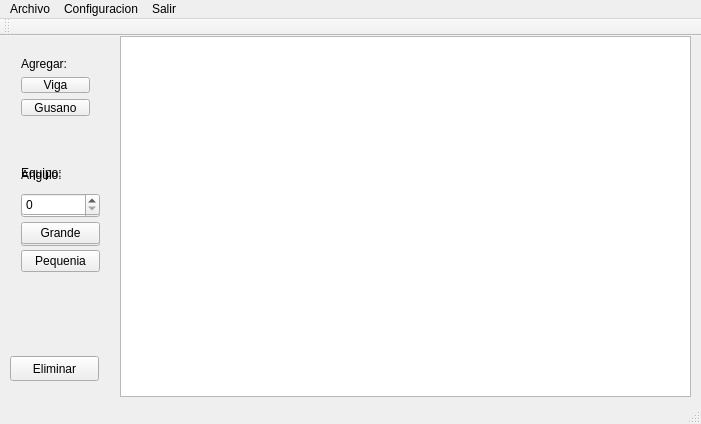
Before: the Qt Designer form editor/ui/mainwindow.ui in FrancoLiberali/Worms-TallerI, drawn with Qt 5.
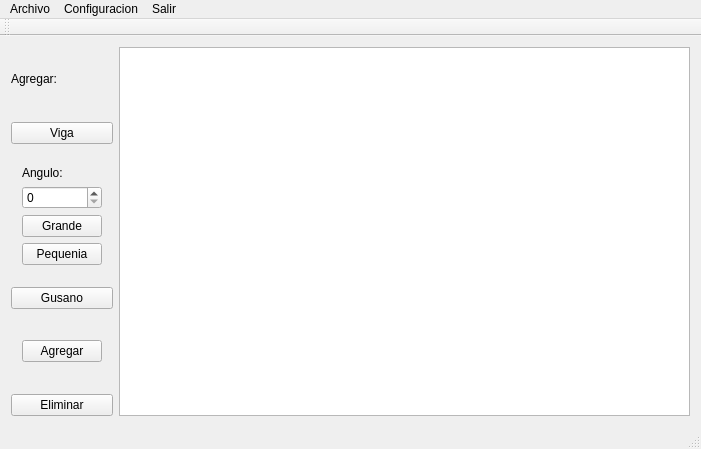
After: the same form once the commit is applied. Icons and pictures are not drawn.

Commit message:
Tuning del editor. Responsive, elimino equipo al crear gusano.
Para la compilacion hace falta colocar su host para el archivo YAML (por
problemas de linkeo que solucionare mas tarde). El archivo se encuentra
en editor/src/recursos/default_armo.yaml.

The edit to the form file:
```diff
--- a/editor/ui/mainwindow.ui
+++ b/editor/ui/mainwindow.ui
@@ -7,33 +7,35 @@
     <x>0</x>
     <y>0</y>
     <width>701</width>
-    <height>424</height>
+    <height>449</height>
    </rect>
   </property>
   <property name="windowTitle">
    <string>MainWindow</string>
   </property>
   <widget class="QWidget" name="centralWidget">
-   <widget class="QGraphicsView" name="graphicsView">
-    <property name="geometry">
-     <rect>
-      <x>120</x>
-      <y>0</y>
-      <width>571</width>
-      <height>361</height>
-     </rect>
-    </property>
-   </widget>
-   <widget class="QWidget" name="layoutWidget">
-    <property name="geometry">
-     <rect>
-      <x>10</x>
-      <y>10</y>
-      <width>91</width>
-      <height>81</height>
-     </rect>
-    </property>
+   <layout class="QHBoxLayout" name="horizontalLayout_2">
+    <item>
+     <layout class="QHBoxLayout" name="horizontalLayout">
+      <item>
+       <layout class="QVBoxLayout" name="verticalLayout_3">
+        <item>
     <layout class="QVBoxLayout" name="verticalLayout">
+          <property name="spacing">
+           <number>11</number>
+          </property>
+          <property name="sizeConstraint">
+           <enum>QLayout::SetDefaultConstraint</enum>
+          </property>
+          <property name="leftMargin">
+           <number>0</number>
+          </property>
+          <property name="topMargin">
+           <number>0</number>
+          </property>
+          <property name="rightMargin">
+           <number>0</number>
+          </property>
      <item>
       <widget class="QLabel" name="label">
        <property name="text">
@@ -43,61 +45,36 @@
      </item>
      <item>
       <widget class="QPushButton" name="pushButton">
+            <property name="cursor">
+             <cursorShape>PointingHandCursor</cursorShape>
+            </property>
+            <property name="styleSheet">
+             <string notr="true">#upLeft {
+ background-color: transparent; 
+border-image: url(:/img/recursos/viga.png); 
+background: none; border: none;
+ background-repeat: none; 
+}
+ #upLeft:pressed {
+ border-image: url(:/img/recursos/viga.png);
+ }</string>
+            </property>
        <property name="text">
         <string>Viga</string>
        </property>
-      </widget>
-     </item>
-     <item>
-      <widget class="QPushButton" name="pushButton_2">
-       <property name="text">
-        <string>Gusano</string>
-       </property>
-      </widget>
-     </item>
-    </layout>
-   </widget>
-   <widget class="QWidget" name="gusano_leyout" native="true">
-    <property name="geometry">
-     <rect>
-      <x>10</x>
-      <y>110</y>
-      <width>101</width>
-      <height>111</height>
-     </rect>
-    </property>
-    <property name="acceptDrops">
-     <bool>false</bool>
-    </property>
-    <layout class="QVBoxLayout" name="gusano_layout">
-     <item>
-      <widget class="QLabel" name="label_2">
-       <property name="text">
-        <string>Equipo:</string>
-       </property>
+            <property name="iconSize">
+             <size>
+              <width>100</width>
+              <height>20</height>
+             </size>
+            </property>
+            <property name="shortcut">
+             <string notr="true"/>
+            </property>
       </widget>
      </item>
      <item>
-      <widget class="QSpinBox" name="spinBox"/>
-     </item>
-     <item>
-      <widget class="QPushButton" name="pushButton_3">
-       <property name="text">
-        <string>Agregar</string>
-       </property>
-      </widget>
-     </item>
-    </layout>
-   </widget>
    <widget class="QWidget" name="viga_layout" native="true">
-    <property name="geometry">
-     <rect>
-      <x>10</x>
-      <y>116</y>
-      <width>101</width>
-      <height>131</height>
-     </rect>
-    </property>
     <layout class="QVBoxLayout" name="verticalLayout_2">
      <item>
       <widget class="QLabel" name="label_3">
@@ -111,6 +88,18 @@
      </item>
      <item>
       <widget class="QPushButton" name="pushButton_4">
+               <property name="styleSheet">
+                <string notr="true">#upLeft {
+ background-color: transparent;
+ border-image: url(:/img/recursos/gusano1.png);
+ background: none; 
+border: none; 
+background-repeat: none; 
+} 
+#upLeft:pressed { 
+border-image:  url(:/img/recursos/gusano1.png); 
+}</string>
+               </property>
        <property name="text">
         <string>Grande</string>
        </property>
@@ -125,19 +114,60 @@
      </item>
     </layout>
    </widget>
+          </item>
+          <item>
+           <widget class="QPushButton" name="pushButton_2">
+            <property name="cursor">
+             <cursorShape>PointingHandCursor</cursorShape>
+            </property>
+            <property name="text">
+             <string>Gusano</string>
+            </property>
+           </widget>
+          </item>
+          <item>
+           <widget class="QWidget" name="gusano_leyout" native="true">
+            <property name="acceptDrops">
+             <bool>false</bool>
+            </property>
+            <layout class="QVBoxLayout" name="gusano_layout">
+             <item>
+              <widget class="QPushButton" name="pushButton_3">
+               <property name="cursor">
+                <cursorShape>PointingHandCursor</cursorShape>
+               </property>
+               <property name="text">
+                <string>Agregar</string>
+               </property>
+              </widget>
+             </item>
+            </layout>
+           </widget>
+          </item>
+          <item>
    <widget class="QPushButton" name="pushButton_6">
-    <property name="geometry">
-     <rect>
-      <x>10</x>
-      <y>320</y>
-      <width>89</width>
-      <height>25</height>
-     </rect>
+            <property name="cursor">
+             <cursorShape>PointingHandCursor</cursorShape>
     </property>
     <property name="text">
      <string>Eliminar</string>
     </property>
    </widget>
+          </item>
+         </layout>
+        </item>
+       </layout>
+      </item>
+      <item>
+       <widget class="QGraphicsView" name="graphicsView">
+        <property name="mouseTracking">
+         <bool>true</bool>
+        </property>
+       </widget>
+      </item>
+     </layout>
+    </item>
+   </layout>
   </widget>
   <widget class="QMenuBar" name="menuBar">
    <property name="geometry">
```
Lines whose indentation alone changed are shown as unchanged. The commit also changes 23 other files.
